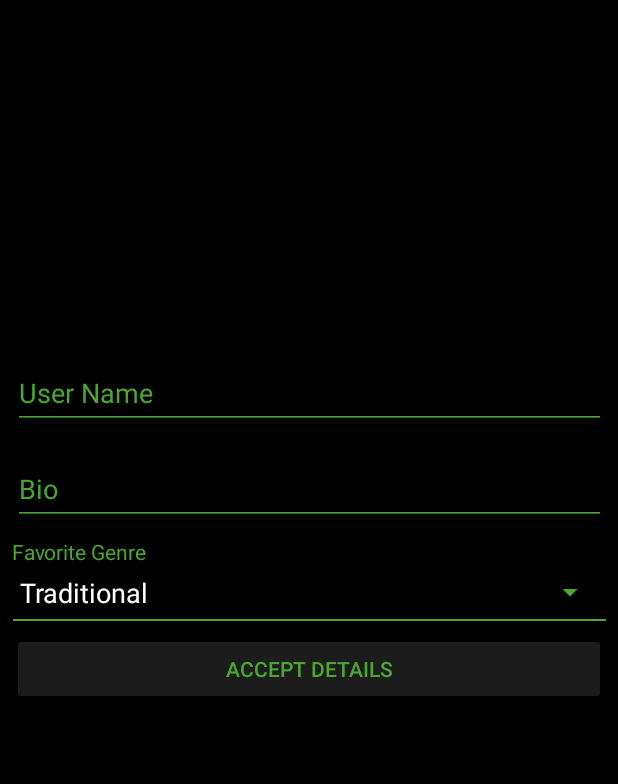
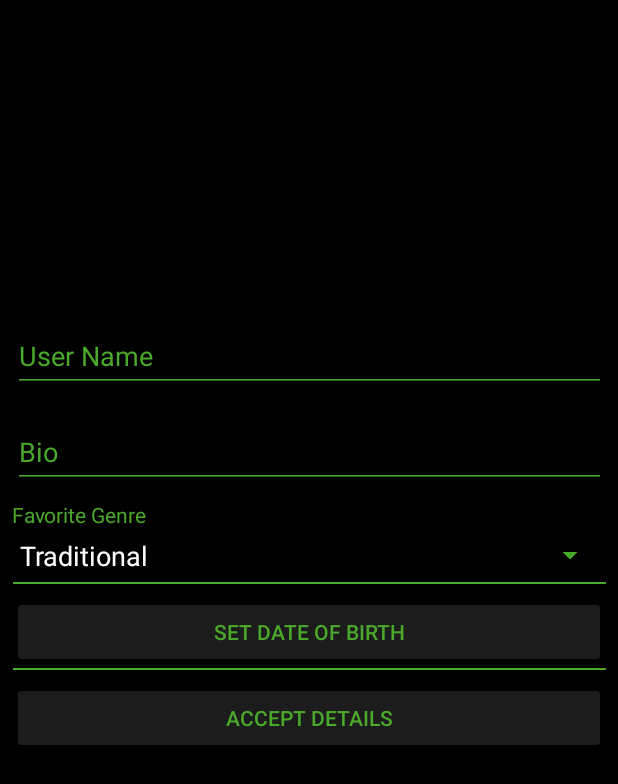
Before and after one commit to ciaranRoche/kang, an Android app: the SignUpUserDetailsFragment screen opened through its navigation route, on a phone screen of 412 x 824 dp. Shown: the top 784 px of the screen. Run offline under Robolectric (Android 15) with nearby library versions, the phone set to English and light mode, and no system bars; our stand-ins replace Firebase (no records; nobody signed in at launch, a user with empty details on screens opened directly); libraries missing offline, so code that uses them is left out: org.jetbrains.anko; 1 statement that could not run was skipped.

Commit message:
add date picker and age calculator

```diff
--- a/app/src/main/java/org/ciaranroche/kang/models/user/UserModel.kt
+++ b/app/src/main/java/org/ciaranroche/kang/models/user/UserModel.kt
@@ -15,6 +15,7 @@ data class UserModel(
     var email: String = "",
     var userImage: String = "",
     var age: Int = 0,
+    var dob: String = "",
     var bio: String = "",
     var favGenre: GenreModel = GenreModel(),
     var favVinyl: List<VinylModel> = emptyList()
--- a/app/src/main/res/layout/fragment_sign_up_user_details.xml
+++ b/app/src/main/res/layout/fragment_sign_up_user_details.xml
@@ -20,7 +20,7 @@
             android:theme="@style/Butt"
             android:textColor="@color/colorAccent"
             app:layout_constraintHorizontal_bias="0.0"
-            app:layout_constraintTop_toBottomOf="@+id/divider5"
+            app:layout_constraintTop_toBottomOf="@+id/divider7"
             android:layout_marginTop="8dp"/>
 
     <com.google.android.material.textfield.TextInputLayout
@@ -32,7 +32,7 @@
             app:layout_constraintEnd_toEndOf="parent"
             android:layout_marginEnd="8dp"
             android:id="@+id/textInputLayout8"
-            android:layout_marginTop="230dp"
+            android:layout_marginTop="205dp"
             app:layout_constraintTop_toTopOf="parent">
 
         <com.google.android.material.textfield.TextInputEditText
@@ -98,4 +98,30 @@
             app:layout_constraintTop_toBottomOf="@+id/genres_spinner"
             android:backgroundTint="@color/colorAccent"/>
 
+    <Button
+            android:text="@string/set_dob"
+            android:layout_width="0dp"
+            android:layout_height="wrap_content"
+            android:id="@+id/dobBtn"
+            app:layout_constraintStart_toStartOf="parent"
+            android:layout_marginStart="8dp"
+            app:layout_constraintEnd_toEndOf="parent"
+            android:layout_marginEnd="8dp"
+            app:layout_constraintHorizontal_bias="0.498"
+            android:layout_marginTop="8dp"
+            app:layout_constraintTop_toBottomOf="@+id/divider5"
+            android:theme="@style/Butt"
+            android:textColor="@color/colorAccent"/>
+
+    <View
+            android:id="@+id/divider7"
+            android:layout_width="395dp"
+            android:layout_height="1dp"
+            android:background="@color/colorAccent"
+            app:layout_constraintStart_toStartOf="parent"
+            android:layout_marginStart="8dp"
+            app:layout_constraintEnd_toEndOf="parent"
+            android:layout_marginEnd="8dp"
+            app:layout_constraintTop_toBottomOf="@+id/dobBtn"/>
+
 </androidx.constraintlayout.widget.ConstraintLayout>
--- a/app/src/main/res/values/strings.xml
+++ b/app/src/main/res/values/strings.xml
@@ -34,6 +34,7 @@
     <string name="accept_user_button">Accept Details</string>
     <string name="set_profile_image">Set Profile Image</string>
     <string name="update_profile_image">Update Profile Image</string>
+    <string name="set_dob">Set Date of Birth</string>
 
     <!-- Screen strings -->
     <string name="vinyl_list">My Vinyl</string>
--- a/build.gradle
+++ b/build.gradle
@@ -5,7 +5,6 @@ buildscript {
     repositories {
         google()
         jcenter()
-
     }
     dependencies {
         classpath 'com.android.tools.build:gradle:3.3.0'
```
Also changed, not shown: app/src/main/java/org/ciaranroche/kang/fragments/startup/SignUpUserDetailsFragment.kt (+39 -3 lines).
